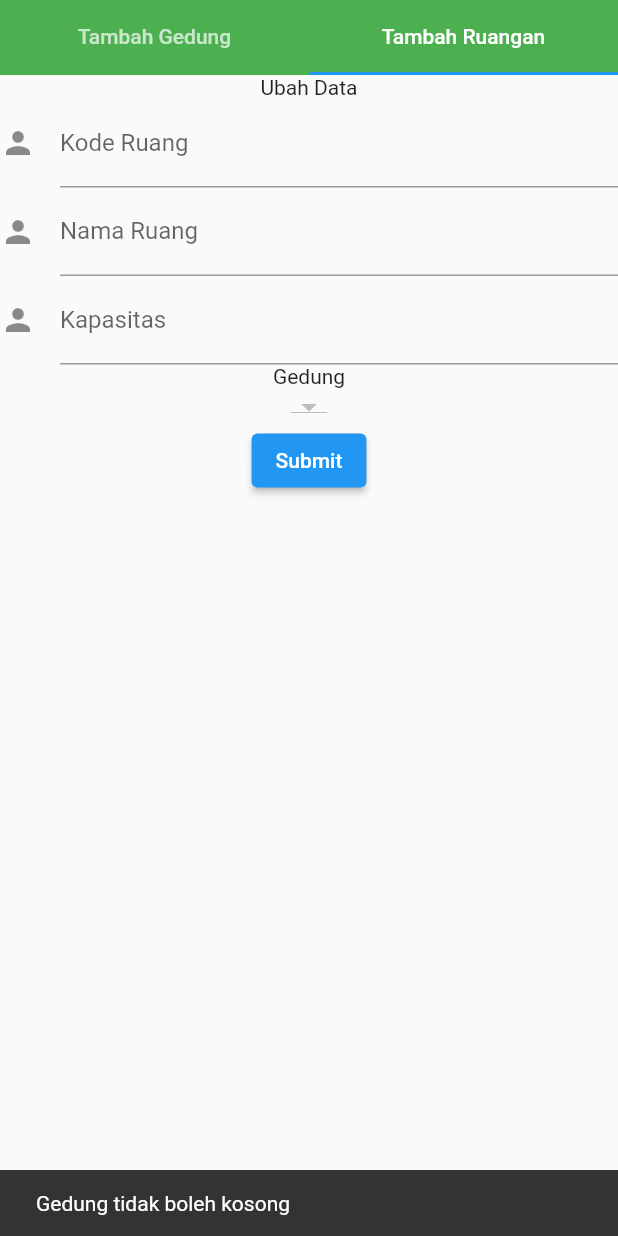
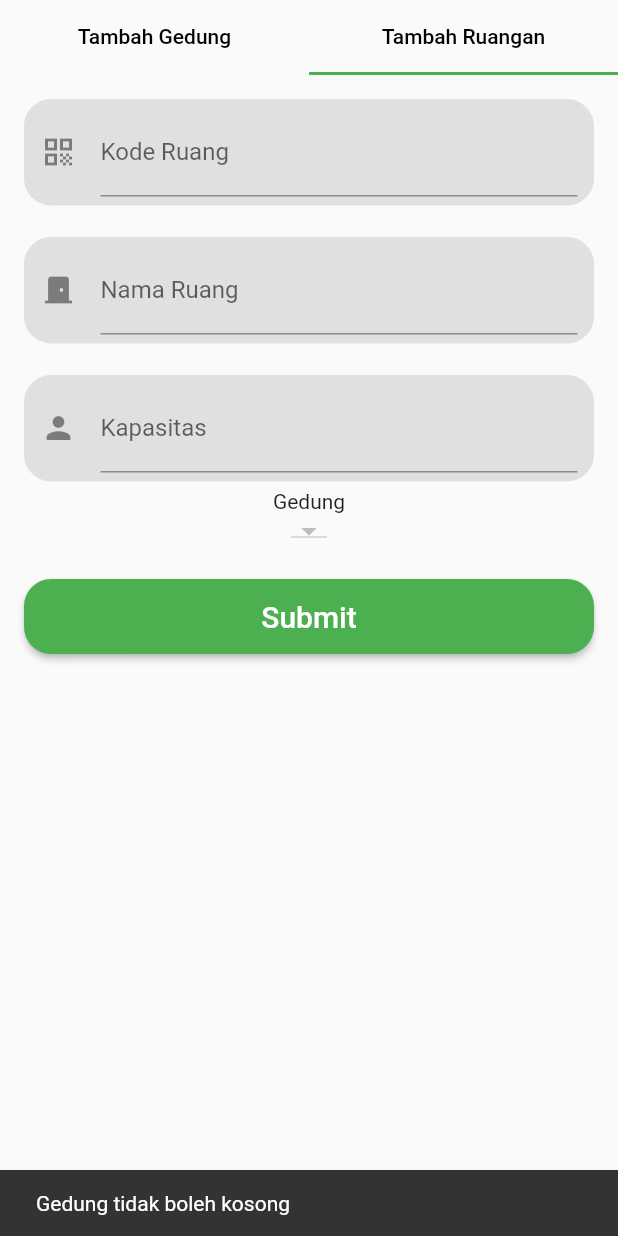
Before and after one commit to PBP22-C/FLUTTER_FSM, a Flutter app: the FormPage screen opened directly, tab 2 chosen, after a tap on "Submit", on a phone screen of 412 x 824 dp. Run offline on Flutter 3.47's test engine with Material 2 defaults, Android fonts, the phone set to English and light mode, and no system bars; our stand-ins replace hive, hive_flutter; accounts and stored records are empty.

Commit message:
Styling Form Page

```diff
--- a/lib/main.dart
+++ b/lib/main.dart
@@ -43,6 +43,9 @@ class _AppFSMState extends State<AppFSM> {
     const appTitle = 'Flutter FSM';
     return MaterialApp(
       title: appTitle,
+      theme: ThemeData(
+        primarySwatch: Colors.green,
+      ),
       home: Scaffold(
         appBar: AppBar(
           title: const Text(appTitle),
--- a/lib/views/form_gedung.dart
+++ b/lib/views/form_gedung.dart
@@ -59,10 +59,20 @@ class FormGedungState extends State<FormGedung> {
       child: Column(
         crossAxisAlignment: CrossAxisAlignment.start,
         children: <Widget>[
-          TextFormField(
+          Container(
+            // padding 16dp
+            padding: EdgeInsets.fromLTRB(16, 16, 16, 5),
+            child: Container(
+              padding: EdgeInsets.fromLTRB(10, 5, 10, 5),
+              decoration: BoxDecoration(
+                color: Color(0xFFE0E0E0),
+                border: Border.all(color: Color(0xFFE0E0E0)),
+                borderRadius: BorderRadius.circular(18),
+              ),
+              child: TextFormField(
                 controller: _kodeGedungTextController,
                 decoration: const InputDecoration(
-              icon: Icon(Icons.person),
+                  icon: Icon(Icons.qr_code),
                   hintText: 'Enter kode gedung',
                   labelText: 'Kode Gedung',
                 ),
@@ -73,10 +83,22 @@ class FormGedungState extends State<FormGedung> {
                   return null;
                 },
               ),
-          TextFormField(
+            ),
+          ),
+          Container(
+            // padding 16dp
+            padding: EdgeInsets.all(16),
+            child: Container(
+              padding: EdgeInsets.fromLTRB(10, 5, 10, 5),
+              decoration: BoxDecoration(
+                color: Color(0xFFE0E0E0),
+                border: Border.all(color: Color(0xFFE0E0E0)),
+                borderRadius: BorderRadius.circular(18),
+              ),
+              child: TextFormField(
                 controller: _namaGedungTextController,
                 decoration: const InputDecoration(
-              icon: Icon(Icons.phone),
+                  icon: Icon(Icons.apartment),
                   hintText: 'Enter nama gedung',
                   labelText: 'Nama Gedung',
                 ),
@@ -87,11 +109,25 @@ class FormGedungState extends State<FormGedung> {
                   return null;
                 },
               ),
-          Container(
-            padding: const EdgeInsets.only(left: 150.0, top: 40.0),
+            ),
+          ),
+          Center(
+            child: Container(
+              height: 70,
+              width: double.infinity,
+              padding: EdgeInsets.fromLTRB(16, 20, 16, 0),
               child: ElevatedButton(
+                style: ButtonStyle(
+                    shape: MaterialStateProperty.all<RoundedRectangleBorder>(
+                        RoundedRectangleBorder(
+                  borderRadius: BorderRadius.circular(18.0),
+                ))),
                 onPressed: onSubmit,
-              child: const Text('Submit'),
+                child: const Text(
+                  'Submit',
+                  style: TextStyle(fontSize: 20),
+                ),
+              ),
             ),
           ),
         ],
--- a/lib/views/form_page.dart
+++ b/lib/views/form_page.dart
@@ -30,16 +30,21 @@ class FormPageState extends State<FormPage> {
         appBar: PreferredSize(
           preferredSize: const Size.fromHeight(kToolbarHeight),
           child: Container(
-            color: Colors.green,
             height: 50,
             child: const TabBar(
               tabs: [
                 Tab(
-                  text: "Tambah Gedung",
+                  child: Text(
+                    "Tambah Gedung",
+                    style: TextStyle(color: Colors.black),
+                  ),
                 ),
                 Tab(
-                  text: "Tambah Ruangan",
-                )
+                  child: Text(
+                    "Tambah Ruangan",
+                    style: TextStyle(color: Colors.black),
+                  ),
+                ),
               ],
             ),
           ),
--- a/lib/views/form_ruang.dart
+++ b/lib/views/form_ruang.dart
@@ -121,11 +121,20 @@ class _FormRuangState extends State<FormRuang> {
       key: _formKey,
       child: Column(
         children: [
-          const Text("Ubah Data"),
-          TextFormField(
+          Container(
+            // padding 16dp
+            padding: EdgeInsets.fromLTRB(16, 16, 16, 5),
+            child: Container(
+              padding: EdgeInsets.fromLTRB(10, 5, 10, 5),
+              decoration: BoxDecoration(
+                color: Color(0xFFE0E0E0),
+                border: Border.all(color: Color(0xFFE0E0E0)),
+                borderRadius: BorderRadius.circular(18),
+              ),
+              child: TextFormField(
                 controller: _kodeRuangController,
                 decoration: const InputDecoration(
-              icon: Icon(Icons.person),
+                  icon: Icon(Icons.qr_code),
                   hintText: 'Enter kode ruang',
                   labelText: 'Kode Ruang',
                 ),
@@ -136,10 +145,22 @@ class _FormRuangState extends State<FormRuang> {
                   return null;
                 },
               ),
-          TextFormField(
+            ),
+          ),
+          Container(
+            // padding 16dp
+            padding: EdgeInsets.fromLTRB(16, 16, 16, 5),
+            child: Container(
+              padding: EdgeInsets.fromLTRB(10, 5, 10, 5),
+              decoration: BoxDecoration(
+                color: Color(0xFFE0E0E0),
+                border: Border.all(color: Color(0xFFE0E0E0)),
+                borderRadius: BorderRadius.circular(18),
+              ),
+              child: TextFormField(
                 controller: _namaRuangController,
                 decoration: const InputDecoration(
-              icon: Icon(Icons.person),
+                  icon: Icon(Icons.door_front_door),
                   hintText: 'Enter nama ruang',
                   labelText: 'Nama Ruang',
                 ),
@@ -150,7 +171,19 @@ class _FormRuangState extends State<FormRuang> {
                   return null;
                 },
               ),
-          TextFormField(
+            ),
+          ),
+          Container(
+            // padding 16dp
+            padding: EdgeInsets.fromLTRB(16, 16, 16, 5),
+            child: Container(
+              padding: EdgeInsets.fromLTRB(10, 5, 10, 5),
+              decoration: BoxDecoration(
+                color: Color(0xFFE0E0E0),
+                border: Border.all(color: Color(0xFFE0E0E0)),
+                borderRadius: BorderRadius.circular(18),
+              ),
+              child: TextFormField(
                 controller: _kapasitasController,
                 inputFormatters: [FilteringTextInputFormatter.digitsOnly],
                 keyboardType: TextInputType.number,
@@ -165,6 +198,8 @@ class _FormRuangState extends State<FormRuang> {
                   }
                   return null;
                 },
+              ),
+            ),
           ),
           const Text("Gedung"),
           DropdownButton<Gedung>(
@@ -183,11 +218,23 @@ class _FormRuangState extends State<FormRuang> {
               );
             },
           ),
-          Container(
-            alignment: Alignment.center,
+          Center(
+            child: Container(
+              height: 70,
+              width: double.infinity,
+              padding: EdgeInsets.fromLTRB(16, 20, 16, 0),
               child: ElevatedButton(
+                style: ButtonStyle(
+                    shape: MaterialStateProperty.all<RoundedRectangleBorder>(
+                        RoundedRectangleBorder(
+                  borderRadius: BorderRadius.circular(18.0),
+                ))),
                 onPressed: onSubmit,
-              child: const Text('Submit'),
+                child: const Text(
+                  'Submit',
+                  style: TextStyle(fontSize: 20),
+                ),
+              ),
             ),
           ),
         ],
```
Lines whose indentation alone changed are shown as unchanged.
